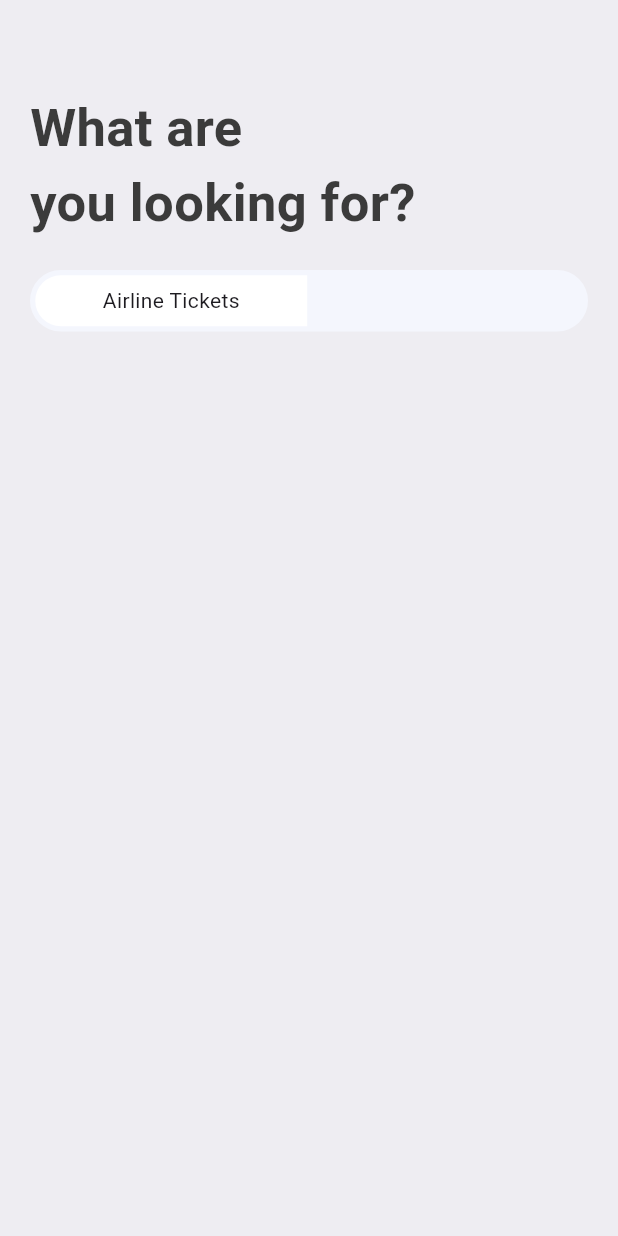
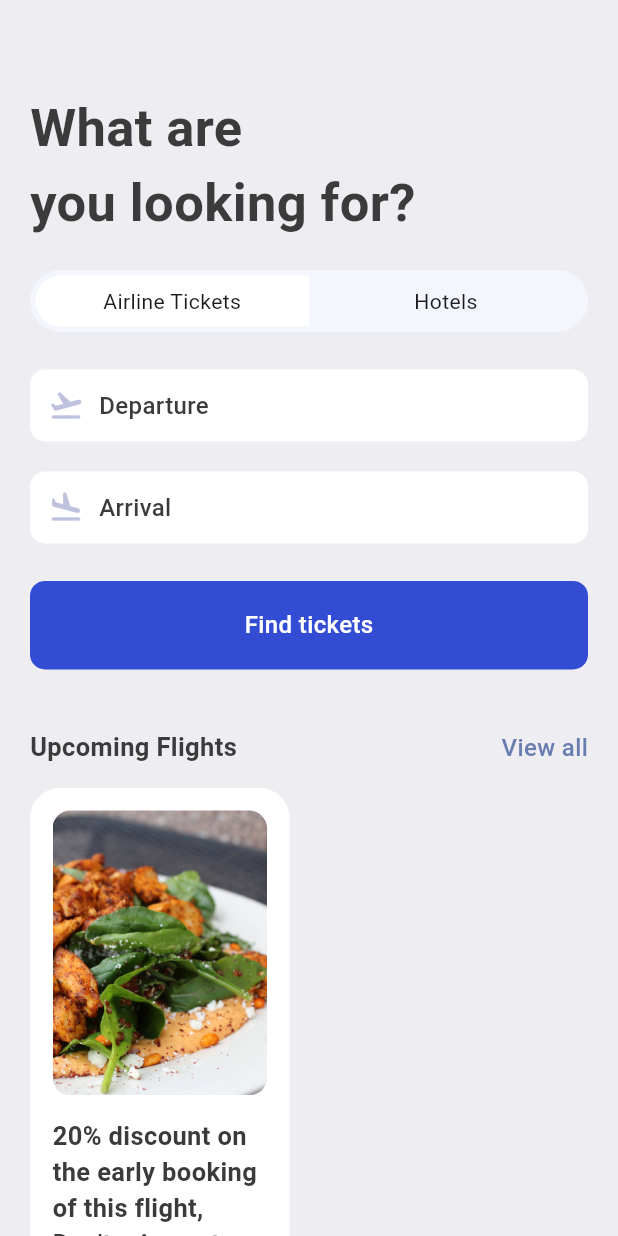
Before and after one commit to njiti/bookticket, a Flutter app: the SearchScreen screen opened directly, on a phone screen of 412 x 824 dp. Run offline on Flutter 3.47's test engine with Material 3 defaults, Android fonts, the phone set to English and light mode, and no system bars; our stand-ins replace gap, get.

Commit message:
added search widgets

```diff
--- a/lib/screens/home_screen.dart
+++ b/lib/screens/home_screen.dart
@@ -1,6 +1,7 @@
 import 'package:bookticket/screens/hotel_screen.dart';
 import 'package:bookticket/utils/app_info_list.dart';
 import 'package:bookticket/utils/app_styles.dart';
+import 'package:bookticket/widgets/double_text.dart';
 import 'package:bookticket/widgets/ticket_view.dart';
 import 'package:flutter/material.dart';
 import 'package:gap/gap.dart';
@@ -60,20 +61,7 @@ class HomeScreen extends StatelessWidget {
                   ),
                 ),
                 const Gap(40),
-                Row(
-                  mainAxisAlignment: MainAxisAlignment.spaceBetween,
-                  children: [
-                    Text("Upcoming Flights", style: Styles.headLineStyle2),
-                    InkWell(
-                      onTap: (){
-                      },
-                        child: Text(
-                          "View all",
-                          style: Styles.textStyle.copyWith(
-                              color: Styles.primaryColor),
-                        )),
-                  ],
-                )
+                AppDoubleText(bigText: "Upcoming Flights", smallText: "View all"),
               ],
             ),
           ),
@@ -88,20 +76,7 @@ class HomeScreen extends StatelessWidget {
           const Gap(15),
           Container(
             padding: const EdgeInsets.symmetric(horizontal: 20),
-            child: Row(
-              mainAxisAlignment: MainAxisAlignment.spaceBetween,
-              children: [
-                Text("Hotels", style: Styles.headLineStyle2),
-                InkWell(
-                    onTap: (){
-                    },
-                    child: Text(
-                      "View all",
-                      style: Styles.textStyle.copyWith(
-                          color: Styles.primaryColor),
-                    )),
-              ],
-            ),
+            child: AppDoubleText(bigText: "Hotels", smallText: "View all"),
           ),
           const Gap(15),
           SingleChildScrollView(
--- a/lib/screens/search_screen.dart
+++ b/lib/screens/search_screen.dart
@@ -1,7 +1,9 @@
+import 'package:bookticket/widgets/icon_text.dart';
 import 'package:flutter/material.dart';
 import 'package:gap/gap.dart';
 import '../utils/app_layout.dart';
 import '../utils/app_styles.dart';
+import '../widgets/double_text.dart';
 
 class SearchScreen extends StatelessWidget {
   const SearchScreen({Key? key}) : super(key: key);
@@ -17,7 +19,8 @@ class SearchScreen extends StatelessWidget {
           const Gap(40),
           Text("What are\nyou looking for?", style: Styles.headLineStyle1.copyWith(fontSize: 35)),
           const Gap(20),
-          Container(
+          FittedBox(
+            child: Container(
               padding: EdgeInsets.all(3.5),
               child: Row(
                 children: [
@@ -33,12 +36,98 @@ class SearchScreen extends StatelessWidget {
                     ),
                     child: Center(child: Text("Airline Tickets")),
                   ),
+                  /*
+                hotels
+                 */
+                  Container(
+                    width: size.width*.44,
+                    padding: EdgeInsets.symmetric(vertical: 7),
+                    decoration: BoxDecoration(
+                      borderRadius: BorderRadius.horizontal(left: Radius.circular(50)),
+                      color: Colors.transparent,
+                    ),
+                    child: Center(child: Text("Hotels")),
+                  ),
                 ],
               ),
               decoration: BoxDecoration(
                 borderRadius: BorderRadius.circular(50),
                 color: const Color(0xFFF4F6FD),
               ),
+            ),
+          ),
+          Gap(25),
+          AppIconText(icon: Icons.flight_takeoff_rounded, text: "Departure"),
+          Gap(20),
+          AppIconText(icon: Icons.flight_land_rounded, text: "Arrival"),
+        Gap(25),
+        Container(
+          padding: const EdgeInsets.symmetric(vertical: 18, horizontal: 15),
+          decoration: BoxDecoration(
+            color: Color(0xD91130CE),
+            borderRadius: BorderRadius.circular(10),
+          ),
+          child: Center(
+            child: Text(
+                    "Find tickets",
+                    style: Styles.textStyle.copyWith(color: Colors.white),
+                ),
+          ),
+        ),
+          Gap(40),
+          AppDoubleText(bigText: "Upcoming Flights", smallText: "View all"),
+          Gap(15),
+          Row(
+            children: [
+              Container(
+                height: 400,
+                width: size.width*0.42,
+                padding: EdgeInsets.symmetric(horizontal: 15, vertical: 15),
+                decoration: BoxDecoration(
+                  color: Colors.white,
+                  borderRadius: BorderRadius.circular(20),
+                  boxShadow: [
+                    BoxShadow(
+                      color: Colors.grey.shade200,
+                      blurRadius: 1,
+                      spreadRadius: 1,
+                    )
+                  ]
+                ),
+                child: Column(
+                  children: [
+                    Container(
+                      height: 190,
+                      decoration: BoxDecoration(
+                        borderRadius: BorderRadius.circular(12),
+                        image: DecorationImage(
+                          fit: BoxFit.cover,
+                          image: AssetImage(
+                            "assets/images/image9.jpg"
+                          )
+                        )
+                      ),
+                    ),
+                    Gap(15),
+                    Text(
+                      "20% discount on the early booking of this flight, Don't miss out this chance",
+                      style: Styles.headLineStyle2,
+                    )
+                  ],
+                ),
+              ),
+              Column(
+                children: [
+                  Container(
+                    width: size.width*0.44,
+                    height: 144,
+                    decoration: BoxDecoration(
+
+                    ),
+                  )
+                ],
+              )
+            ],
           )
         ],
       ),
--- /dev/null
+++ b/lib/widgets/double_text.dart
@@ -0,0 +1,28 @@
+import 'package:flutter/cupertino.dart';
+import 'package:flutter/material.dart';
+
+import '../utils/app_styles.dart';
+
+class AppDoubleText extends StatelessWidget {
+  final String bigText;
+  final String smallText;
+  const AppDoubleText ({Key? key, required this.bigText, required this.smallText}) : super(key: key);
+
+  @override
+  Widget build(BuildContext context) {
+    return Row(
+      mainAxisAlignment: MainAxisAlignment.spaceBetween,
+      children: [
+        Text(bigText, style: Styles.headLineStyle2),
+        InkWell(
+            onTap: (){
+            },
+            child: Text(
+              smallText,
+              style: Styles.textStyle.copyWith(
+                  color: Styles.primaryColor),
+            )),
+      ],
+    );
+  }
+}
--- /dev/null
+++ b/lib/widgets/icon_text.dart
@@ -0,0 +1,29 @@
+import 'package:flutter/cupertino.dart';
+import 'package:flutter/material.dart';
+import 'package:gap/gap.dart';
+
+import '../utils/app_styles.dart';
+
+class AppIconText extends StatelessWidget {
+  final IconData icon;
+  final String text;
+  const AppIconText ({Key? key, required this.icon, required this.text}) : super(key: key);
+
+  @override
+  Widget build(BuildContext context) {
+    return Container(
+      padding: const EdgeInsets.symmetric(vertical: 12, horizontal: 12),
+      decoration: BoxDecoration(
+        color: Colors.white,
+        borderRadius: BorderRadius.circular(10),
+      ),
+      child: Row(
+        children: [
+          Icon(icon, color: const Color(0xFFBFC2DF)),
+          const Gap(10),
+          Text(text, style: Styles.textStyle)
+        ],
+      ),
+    );
+  }
+}
```
Lines whose indentation alone changed are shown as unchanged.
